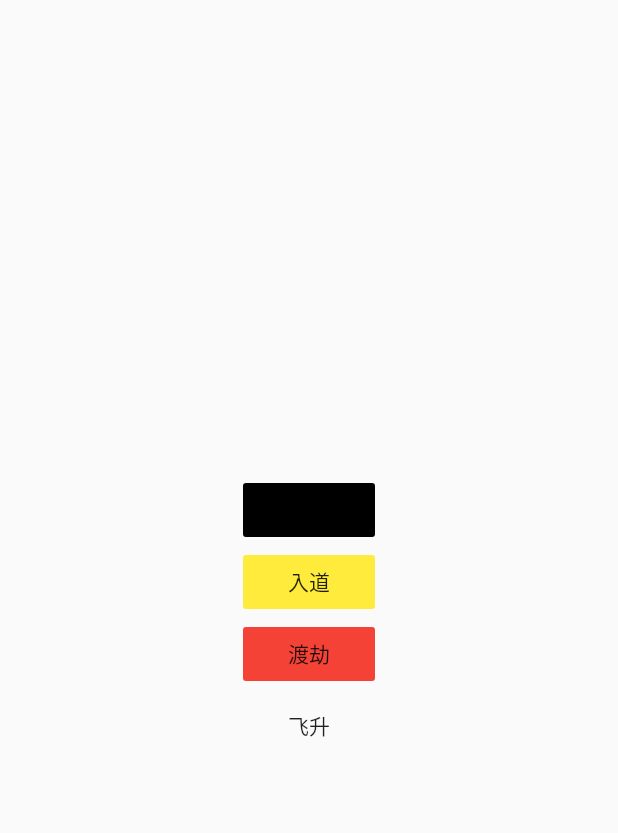
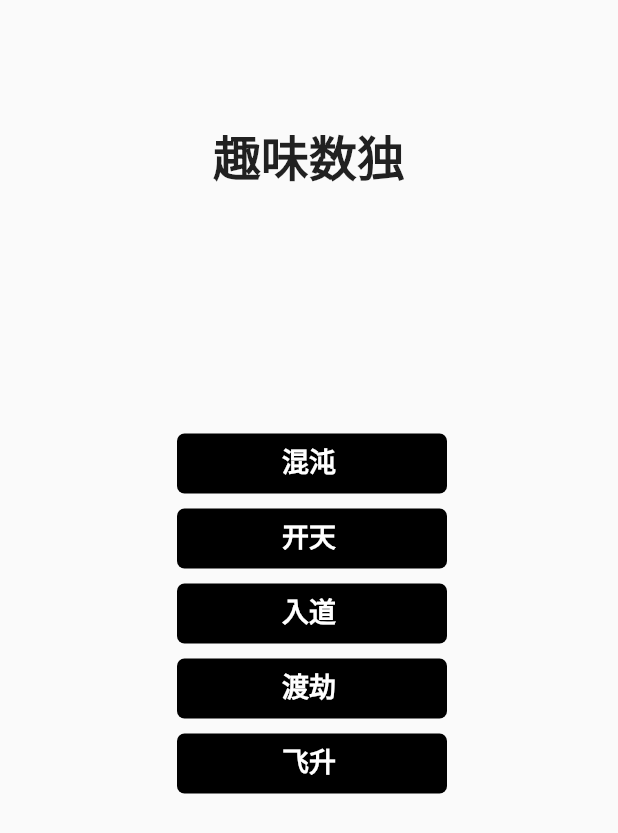
Before and after one commit to chuheridangwu/flutter_sudoku, a Flutter app: the screen it shows after launch, on a phone screen of 412 x 824 dp. Shown: the top 833 px of the screen. Run offline on Flutter 3.47's test engine with Material 2 defaults, Android fonts, the phone set to English and light mode, and no system bars; our stand-ins replace in_app_purchase; missing offline and left inert: dart:ffi.

Commit message:
修改首页

```diff
--- a/lib/game/level_view.dart
+++ b/lib/game/level_view.dart
@@ -1,46 +1,84 @@
+import 'dart:ffi';
+
 import 'package:flutter/material.dart';
 
 class LevelView extends StatelessWidget {
+  final List _levels = [
+    LevelModel('混沌', 2),
+    LevelModel('开天', 2),
+    LevelModel('入道', 3),
+    LevelModel('渡劫', 4),
+    LevelModel('飞升', 5)
+  ];
+
   @override
   Widget build(BuildContext context) {
-    return Scaffold(
-      body: SafeArea(
-        child: Center(
-          child: Column(
-          mainAxisAlignment: MainAxisAlignment.center,
-          crossAxisAlignment: CrossAxisAlignment.end,
+    return Container(
+      width: double.infinity,
+      height: double.infinity,
+      decoration: BoxDecoration(
+        image: DecorationImage(
+            image: ExactAssetImage('assets/images/level_bg.png')),
+      ),
+      child: Scaffold(
+        body: SafeArea(
+            child: Stack(
           children: <Widget>[
-            FlatButton(
-              color: Colors.black,
-              onPressed: () {
-                Navigator.of(context).pushNamed('/home');
-              },
-              child: Text('开天'),
+            Positioned(
+              left: 0.0,
+              right: 0.0,
+              top: 80.0,
+              child: Text(
+                '趣味数独',
+                style: TextStyle(fontSize: 32, fontWeight: FontWeight.bold),
+                textAlign: TextAlign.center,
+              ),
             ),
-            FlatButton(
-              color: Colors.yellow,
-              onPressed: () {
-                Navigator.of(context).popAndPushNamed('/home');
-              },
-              child: Text('入道'),
+            SizedBox(
+              height: 20,
             ),
-            FlatButton(
-              color: Colors.red,
-              onPressed: () {
-                Navigator.of(context).popAndPushNamed('/home');
-              },
-              child: Text('渡劫'),
-            ),
-            FlatButton(
-              onPressed: () {
-                Navigator.of(context).popAndPushNamed('/home');
-              },
-              child: Text('飞升'),
+            Center(
+              child: Column(
+                  mainAxisAlignment: MainAxisAlignment.center,
+                  crossAxisAlignment: CrossAxisAlignment.center,
+                  children: _levels.map((item) {
+                    return Column(
+                      children: <Widget>[
+                        Container(
+                            width: 180,
+                            height: 40,
+                            decoration: BoxDecoration(
+                                boxShadow: [BoxShadow(offset: Offset(2, 2))],
+                                borderRadius:
+                                    BorderRadius.all(Radius.circular(5))),
+                            child: FlatButton(
+                              onPressed: () {
+                                Navigator.of(context).pushNamed('/home');
+                              },
+                              child: Text(
+                                '${item.name}',
+                                style: TextStyle(
+                                    color: Colors.white,
+                                    fontWeight: FontWeight.bold,
+                                    fontSize: 18),
+                              ),
+                            )),
+                        SizedBox(
+                          height: 10,
+                        )
+                      ],
+                    );
+                  }).toList()),
             ),
           ],
-        ),
-        )
+        )),
       ),
     );
   }
 }
+
+class LevelModel {
+  String name;
+  int level;
+  LevelModel(this.name, this.level);
+}
--- a/pubspec.yaml
+++ b/pubspec.yaml
@@ -43,9 +43,9 @@ flutter:
   uses-material-design: true
 
   # To add assets to your application, add an assets section, like this:
-  # assets:
-  #  - images/a_dot_burr.jpeg
-  #  - images/a_dot_ham.jpeg
+  assets:
+   - assets/images/level_bg.png
+   - assets/images/icon.png
 
   # An image asset can refer to one or more resolution-specific "variants", see
   # https://flutter.dev/assets-and-images/#resolution-aware.
```
Also changed, not shown: lib/game/game_view.dart (+54 -0 lines), assets/images/level_bg.png (added), 1 other file.
